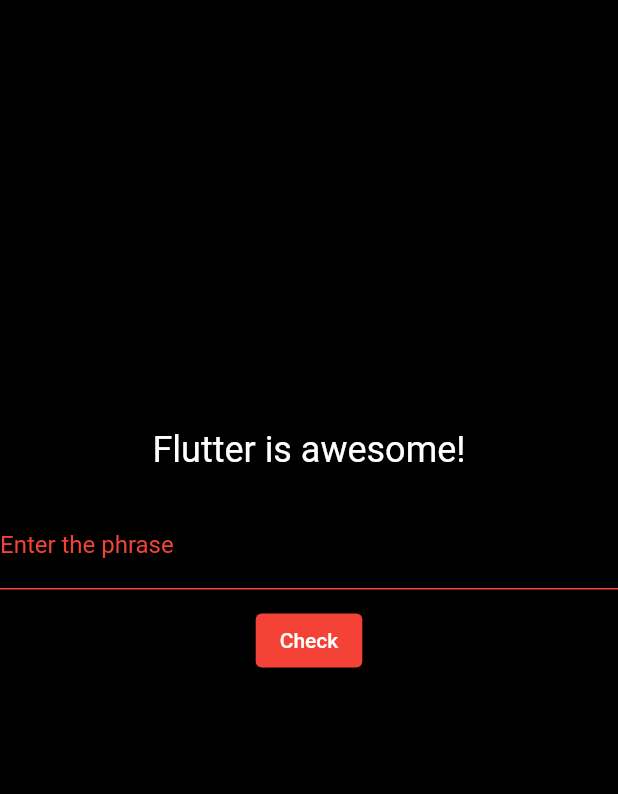
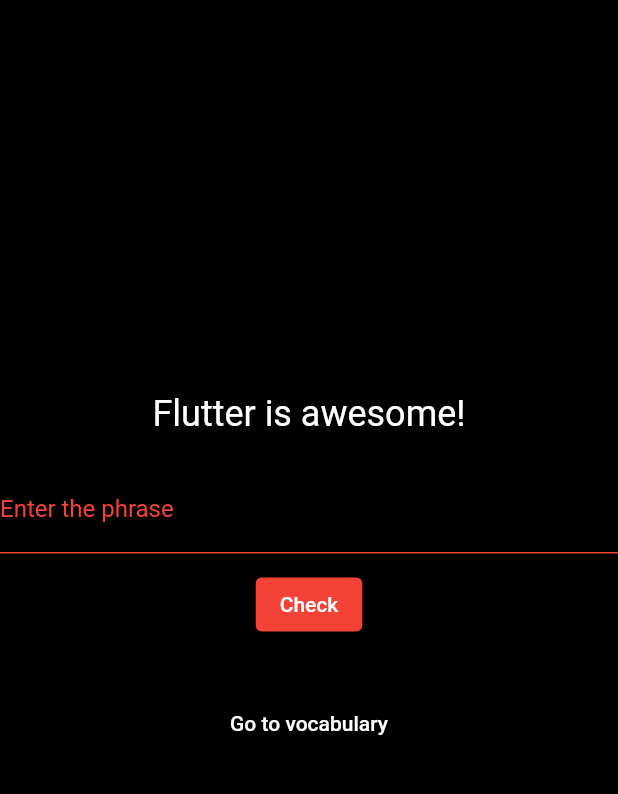
Before and after one commit to psimatis/CanCanto, a Flutter app: the CanCantoScreen screen opened by its route, on a phone screen of 412 x 824 dp, the part 84-878 px from its top. Run offline on Flutter 3.47's test engine with Material 2 defaults, Android fonts, the phone set to English and light mode, and no system bars.

Commit message:
added navigation button class.

```diff
--- /dev/null
+++ b/lib/Components/NavigationButton.dart
@@ -0,0 +1,18 @@
+import 'package:flutter/material.dart';
+
+class NavigationButton extends StatelessWidget {
+  NavigationButton({required this.title, required this.onPressed});
+
+  final String title;
+  final VoidCallback onPressed;
+
+  @override
+  Widget build(BuildContext context) {
+    return Center(
+      child: MaterialButton(
+        onPressed: onPressed,
+        child: Text(title),
+      ),
+    );
+  }
+}
--- a/lib/Screens/cancanto_screen.dart
+++ b/lib/Screens/cancanto_screen.dart
@@ -1,5 +1,7 @@
 import 'package:flutter/material.dart';
 import 'dart:math';
+import 'package:canto/Components/NavigationButton.dart';
+import 'vocabulary_screen.dart';
 
 class CanCantoScreen extends StatefulWidget {
 
@@ -37,7 +39,6 @@
         resultMessage = 'Wrong!';
       });
     }
-    // Generate a new random phrase
     setState(() {
       randomPhrase = generateRandomPhrase();
       userInputController.clear();
@@ -88,6 +89,12 @@
                   color: resultMessage == 'Correct!' ? Colors.green : Colors.red,
                 ),
               ),
+              NavigationButton(
+                title:'Go to vocabulary',
+                onPressed: () {
+                  Navigator.pushNamed(context, VocabularyScreen.id);
+                },
+              )
             ],
           ),
         ),
--- a/lib/main.dart
+++ b/lib/main.dart
@@ -12,7 +12,7 @@
         primaryColor: Colors.red,
         scaffoldBackgroundColor: Colors.black,
       ),
-      initialRoute: CanCantoScreen.id,
+      initialRoute: VocabularyScreen.id,
       routes: {
         CanCantoScreen.id: (context) => CanCantoScreen(),
         VocabularyScreen.id: (context) => VocabularyScreen(),
```
Also changed, not shown: lib/AddPhraseScreen.dart (deleted, +0 -31 lines), lib/Components/VocabularyList.dart (deleted, +0 -34 lines), lib/Screens/vocabulary_screen.dart (+9 -8 lines).
